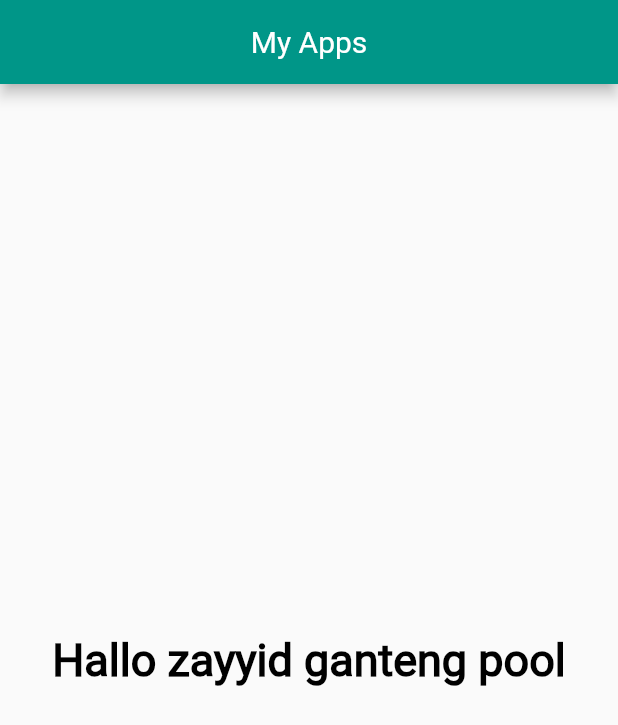
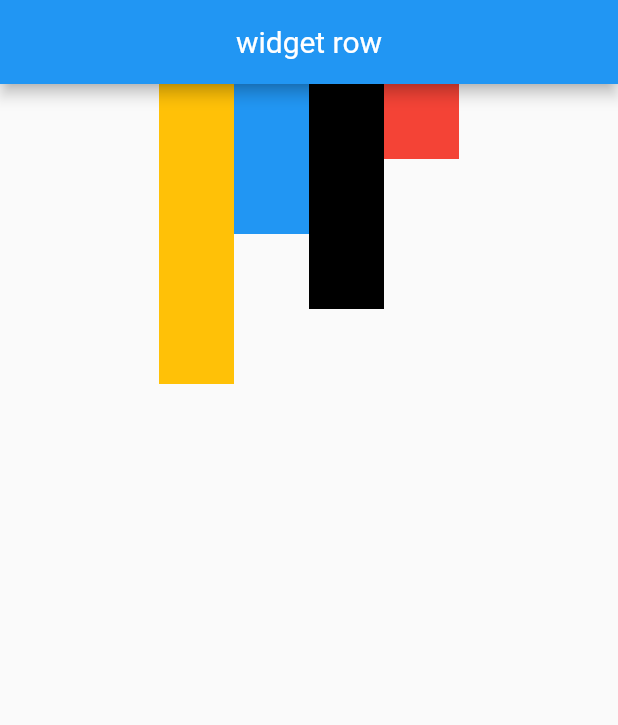
Before and after one commit to zayyid123/belajar-flutter, a Flutter app: the screen it shows after launch, on a phone screen of 412 x 824 dp. Shown: the top 725 px of the screen. Run offline on Flutter 3.47's test engine with Material 2 defaults, Android fonts, the phone set to English and light mode, and no system bars.

Commit message:
widget row

```diff
--- a/lib/main.dart
+++ b/lib/main.dart
@@ -14,20 +14,35 @@ class MyApp extends StatelessWidget {
         debugShowCheckedModeBanner: false,
         home: Scaffold(
           appBar: AppBar(
-            backgroundColor: Colors.teal,
             title: const Center(
-              child: Text('My Apps'),
+              child: Text('widget row'),
             ),
           ),
-          body: const Center(
-            child: Text(
-              'Hallo zayyid ganteng pool',
-              style: TextStyle(
-                  color: Colors.black,
-                  fontSize: 30,
-                  fontWeight: FontWeight.bold,
-                  fontFamily: 'Roboto'),
-            ),
+          body: Row(
+            mainAxisAlignment: MainAxisAlignment.center,
+            crossAxisAlignment: CrossAxisAlignment.start,
+            children: [
+              Container(
+                width: 50,
+                height: 200,
+                color: Colors.amber,
+              ),
+              Container(
+                width: 50,
+                height: 100,
+                color: Colors.blue,
+              ),
+              Container(
+                width: 50,
+                height: 150,
+                color: Colors.black,
+              ),
+              Container(
+                width: 50,
+                height: 50,
+                color: Colors.red,
+              ),
+            ],
           ),
         ));
   }
```
